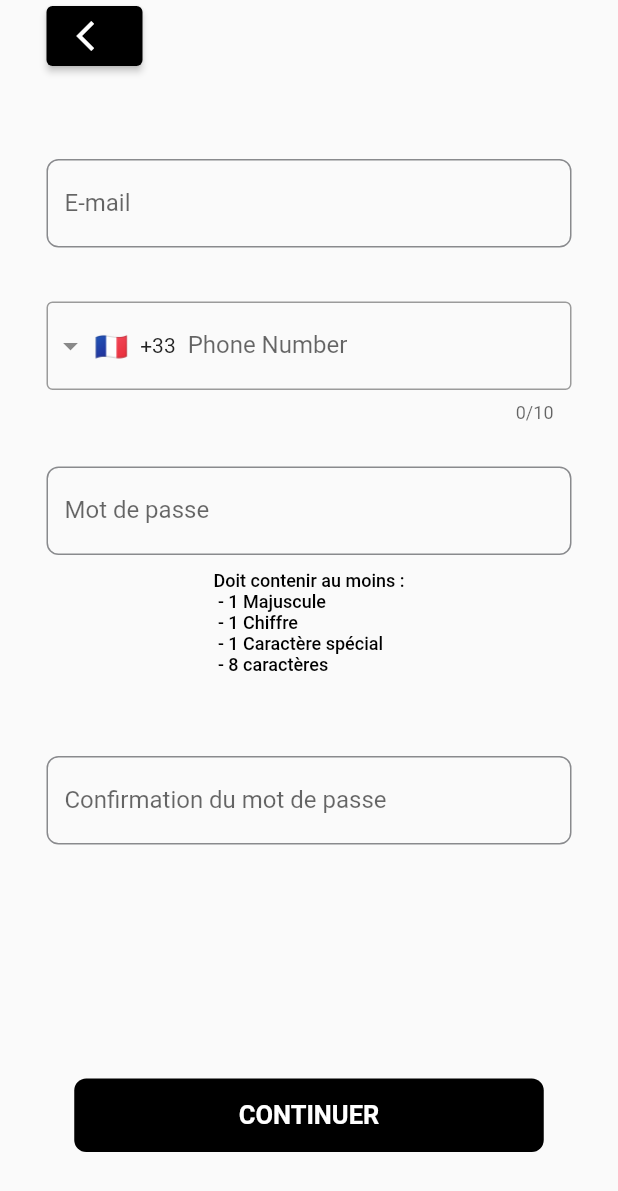
After one commit to Liaxum/NightIn, a Flutter app: the Register screen opened by its route, on a phone screen of 412 x 824 dp. The commit adds this screen. Shown: the top 1191 px of the screen. Run offline on Flutter 3.47's test engine with Material 2 defaults, Android fonts, the phone set to English and light mode, and no system bars; drawn by our look-alikes of intl_phone_field; our stand-ins replace pinput; Roboto replaces fonts that are missing (Montserrat).

Commit message:
@add: adding the login register

```diff
--- /dev/null
+++ b/lib/components/register_tabs/basic_infos.dart
@@ -0,0 +1,178 @@
+import 'package:flutter/material.dart';
+import 'package:intl_phone_field/intl_phone_field.dart';
+
+class BasicInfos extends StatefulWidget {
+  final Function back;
+  final Function next;
+
+  const BasicInfos({super.key, required this.back, required this.next});
+
+  @override
+  _BasicInfosState createState() => _BasicInfosState();
+}
+
+class _BasicInfosState extends State<BasicInfos> {
+  @override
+  Widget build(BuildContext context) {
+    return Container(
+      padding: const EdgeInsets.symmetric(horizontal: 31),
+      child: Column(
+        children: [
+          Row(
+            children: [
+              ElevatedButton(
+                onPressed: () {
+                  widget.back();
+                },
+                style: ElevatedButton.styleFrom(
+                  fixedSize: const Size(40, 40),
+                  backgroundColor: Colors.black,
+                ),
+                child: const Icon(Icons.arrow_back_ios),
+              ),
+            ],
+          ),
+          const SizedBox(
+            height: 58,
+          ),
+          TextField(
+            decoration: InputDecoration(
+              labelText: 'E-mail',
+              hintStyle: const TextStyle(
+                fontFamily: 'Montserrat',
+                fontSize: 17,
+                fontWeight: FontWeight.w500,
+              ),
+              enabledBorder: OutlineInputBorder(
+                borderSide: const BorderSide(
+                  color: Color(0xFF898A8D),
+                  width: 1,
+                ),
+                borderRadius: BorderRadius.circular(8),
+              ),
+              focusedBorder: OutlineInputBorder(
+                borderSide: const BorderSide(
+                  width: 1,
+                ),
+                borderRadius: BorderRadius.circular(8),
+              ),
+            ),
+          ),
+          const SizedBox(
+            height: 36,
+          ),
+          IntlPhoneField(
+            decoration: const InputDecoration(
+              labelText: 'Phone Number',
+              border: OutlineInputBorder(
+                borderSide: BorderSide(
+                  width: 1,
+                ),
+              ),
+            ),
+            initialCountryCode: 'FR',
+            onChanged: (phone) {
+              print(phone.completeNumber);
+            },
+          ),
+          const SizedBox(
+            height: 29,
+          ),
+          TextField(
+            decoration: InputDecoration(
+              labelText: 'Mot de passe',
+              hintStyle: const TextStyle(
+                fontFamily: 'Montserrat',
+                fontSize: 17,
+                fontWeight: FontWeight.w500,
+              ),
+              enabledBorder: OutlineInputBorder(
+                borderSide: const BorderSide(
+                  color: Color(0xFF898A8D),
+                  width: 1,
+                ),
+                borderRadius: BorderRadius.circular(8),
+              ),
+              focusedBorder: OutlineInputBorder(
+                borderSide: const BorderSide(
+                  width: 1,
+                ),
+                borderRadius: BorderRadius.circular(8),
+              ),
+            ),
+          ),
+          const SizedBox(
+            height: 10,
+          ),
+          RichText(
+            text: const TextSpan(
+              style: TextStyle(
+                fontFamily: 'Montserrat',
+                fontSize: 12,
+                fontWeight: FontWeight.w500,
+                color: Colors.black,
+              ),
+              children: [
+                TextSpan(text: 'Doit contenir au moins :\n'),
+                TextSpan(text: ' - 1 Majuscule\n'),
+                TextSpan(text: ' - 1 Chiffre\n'),
+                TextSpan(text: ' - 1 Caractère spécial\n'),
+                TextSpan(text: ' - 8 caractères\n'),
+              ],
+            ),
+          ),
+          const SizedBox(
+            height: 40,
+          ),
+          TextField(
+            decoration: InputDecoration(
+              labelText: 'Confirmation du mot de passe',
+              hintStyle: const TextStyle(
+                fontFamily: 'Montserrat',
+                fontSize: 17,
+                fontWeight: FontWeight.w500,
+              ),
+              enabledBorder: OutlineInputBorder(
+                borderSide: const BorderSide(
+                  color: Color(0xFF898A8D),
+                  width: 1,
+                ),
+                borderRadius: BorderRadius.circular(8),
+              ),
+              focusedBorder: OutlineInputBorder(
+                borderSide: const BorderSide(
+                  width: 1,
+                ),
+                borderRadius: BorderRadius.circular(8),
+              ),
+            ),
+          ),
+          const Spacer(),
+          ElevatedButton(
+            onPressed: () {
+              widget.next();
+            },
+            style: ElevatedButton.styleFrom(
+              fixedSize: const Size(313, 49),
+              elevation: 0,
+              backgroundColor: Colors.black,
+              shape: RoundedRectangleBorder(
+                borderRadius: BorderRadius.circular(8),
+              ),
+            ),
+            child: const Text(
+              'CONTINUER',
+              style: TextStyle(
+                fontSize: 17,
+                fontWeight: FontWeight.w700,
+              ),
+            ),
+          ),
+          const SizedBox(
+            height: 56,
+          ),
+        ],
+      ),
+    );
+  }
+}
--- a/lib/main.dart
+++ b/lib/main.dart
@@ -1,6 +1,7 @@
 import 'package:flutter/material.dart';
 
 import 'views/login.dart';
+import 'views/register.dart';
 
 void main() {
   runApp(const MyApp());
@@ -17,6 +18,7 @@ class MyApp extends StatelessWidget {
       routes: <String, WidgetBuilder>{
         // All available pages
         '/': (_) => const Login(),
+        '/register': (_) => const Register(),
       },
       theme: ThemeData(
         textTheme: Theme.of(context).textTheme.apply(fontFamily: 'Montserrat'),
--- /dev/null
+++ b/lib/views/register.dart
@@ -0,0 +1,63 @@
+import 'package:flutter/material.dart';
+
+import 'package:night_in/components/register_tabs/basic_infos.dart';
+import 'package:night_in/components/register_tabs/code_verrif.dart';
+import 'package:night_in/components/register_tabs/identity.dart';
+import 'package:night_in/components/register_tabs/register_end.dart';
+
+class Register extends StatefulWidget {
+  const Register({Key? key}) : super(key: key); // Constructor
+
+  @override
+  _RegisterState createState() => _RegisterState();
+}
+
+class _RegisterState extends State<Register> with TickerProviderStateMixin {
+  TabController? _tabController;
+
+  @override
+  void initState() {
+    super.initState();
+
+    _tabController = TabController(length: 4, vsync: this, initialIndex: 0);
+  }
+
+  @override
+  void dispose() {
+    _tabController!.dispose();
+    super.dispose();
+  }
+
+  back() {
+    if (_tabController!.index == 0) {
+      Navigator.pop(context);
+    } else {
+      _tabController!.animateTo(_tabController!.index - 1);
+    }
+  }
+
+  next() {
+    if (_tabController!.index == 3) {
+      Navigator.pushNamed(context, '/login');
+    } else {
+      _tabController!.animateTo(_tabController!.index + 1);
+    }
+  }
+
+  @override
+  Widget build(BuildContext context) {
+    return SafeArea(
+      child: Scaffold(
+        body: TabBarView(
+          controller: _tabController,
+          children: [
+            BasicInfos(back: back, next: next),
+            CodeVerrif(back: back, next: next),
+            Identity(back: back, next: next),
+            RegisterEnd(back: back, next: next),
+          ],
+        ),
+      ),
+    );
+  }
+}
--- a/pubspec.yaml
+++ b/pubspec.yaml
@@ -34,7 +34,9 @@ dependencies:
 
   # The following adds the Cupertino Icons font to your application.
   # Use with the CupertinoIcons class for iOS style icons.
-  cupertino_icons: ^1.0.2
+  cupertino_icons: ^1.0.5
+  intl_phone_field: ^3.2.0
+  pinput: ^3.0.0
 
 dev_dependencies:
   flutter_test:
@@ -45,7 +47,7 @@ dev_dependencies:
   # activated in the `analysis_options.yaml` file located at the root of your
   # package. See that file for information about deactivating specific lint
   # rules and activating additional ones.
-  flutter_lints: ^2.0.0
+  flutter_lints: ^2.0.2
 
 # For information on the generic Dart part of this file, see the
 # following page: https://dart.dev/tools/pub/pubspec
```
Also changed, not shown: lib/components/login_form.dart (renamed from lib/components/loginForm.dart, +6 -5 lines), lib/components/register_tabs/code_verrif.dart (added, +109 -0 lines), lib/components/register_tabs/identity.dart (added, +163 -0 lines), lib/components/register_tabs/register_end.dart (added, +82 -0 lines), lib/views/login.dart (+9 -5 lines), images/big-guy.png, images/checked.png (added), pubspec.lock, 6 other files.
